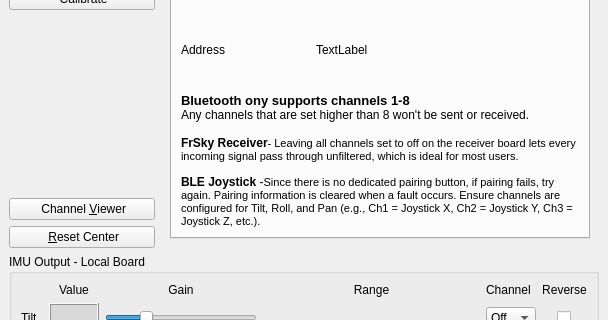
Old version of the form gui/src/mainwindow.ui in the repository dlktdr/HeadTracker; both pictures show x 0 to 608 and y 198 to 518 of the 608 by 751 pixel window.
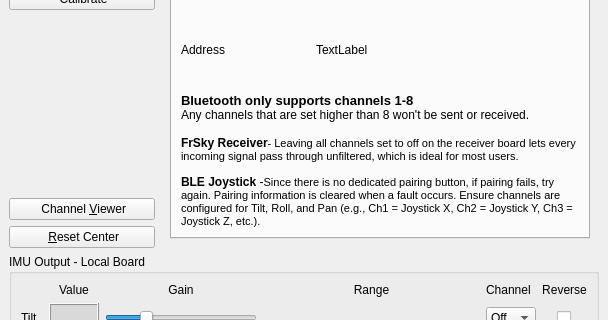
New version of the form. Icons and pictures are not drawn. Custom widgets are drawn as their Qt base class.

Commit message: add Simplified Chinese support

The edit to the form file:
```diff
--- a/gui/src/mainwindow.ui
+++ b/gui/src/mainwindow.ui
@@ -1324,7 +1324,7 @@
               <item row="5" column="0" colspan="3">
                <widget class="QLabel" name="label_30">
                 <property name="text">
-                 <string>&lt;html&gt;&lt;head/&gt;&lt;body&gt;&lt;p&gt;&lt;span style=&quot; font-size:10pt; font-weight:600;&quot;&gt;Bluetooth ony supports channels 1-8&lt;br/&gt;&lt;/span&gt;Any channels that are set higher than 8 won't be sent or received.&lt;br/&gt;&lt;br/&gt;&lt;span style=&quot; font-weight:700;&quot;&gt;FrSky Receiver&lt;/span&gt;&lt;span style=&quot; font-size:8pt;&quot;&gt;- Leaving all channels set to off on the receiver board lets every incoming signal pass through unfiltered, which is ideal for most users.&lt;/span&gt;&lt;/p&gt;&lt;p&gt;&lt;span style=&quot; font-weight:700;&quot;&gt;BLE Joystick&lt;/span&gt; -&lt;span style=&quot; font-size:8pt;&quot;&gt;Since there is no dedicated pairing button, if pairing fails, try again. Pairing information is cleared when a fault occurs. Ensure channels are configured for Tilt, Roll, and Pan (e.g., Ch1 = Joystick X, Ch2 = Joystick Y, Ch3 = Joystick Z, etc.).&lt;/span&gt;&lt;/p&gt;&lt;/body&gt;&lt;/html&gt;</string>
+                 <string>&lt;html&gt;&lt;head/&gt;&lt;body&gt;&lt;p&gt;&lt;span style=&quot; font-size:10pt; font-weight:600;&quot;&gt;Bluetooth only supports channels 1-8&lt;br/&gt;&lt;/span&gt;Any channels that are set higher than 8 won't be sent or received.&lt;br/&gt;&lt;br/&gt;&lt;span style=&quot; font-weight:700;&quot;&gt;FrSky Receiver&lt;/span&gt;&lt;span style=&quot; font-size:8pt;&quot;&gt;- Leaving all channels set to off on the receiver board lets every incoming signal pass through unfiltered, which is ideal for most users.&lt;/span&gt;&lt;/p&gt;&lt;p&gt;&lt;span style=&quot; font-weight:700;&quot;&gt;BLE Joystick&lt;/span&gt; -&lt;span style=&quot; font-size:8pt;&quot;&gt;Since there is no dedicated pairing button, if pairing fails, try again. Pairing information is cleared when a fault occurs. Ensure channels are configured for Tilt, Roll, and Pan (e.g., Ch1 = Joystick X, Ch2 = Joystick Y, Ch3 = Joystick Z, etc.).&lt;/span&gt;&lt;/p&gt;&lt;/body&gt;&lt;/html&gt;</string>
                 </property>
                 <property name="wordWrap">
                  <bool>true</bool>
```
Left out of the diff: 6 changed lines with no effect on the pictures. The commit also changes 17 other files.
